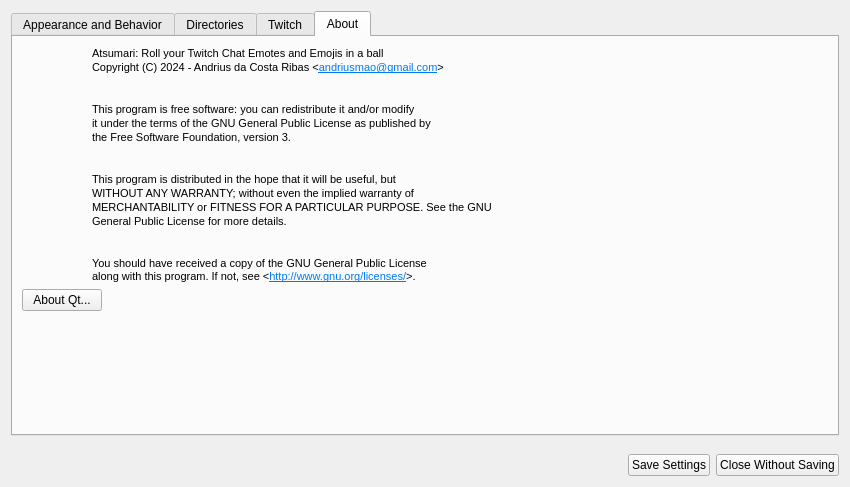
This is setupwidget.ui in xiluembo/atsumari as Qt 5 draws it before an edit. The edited form follows.
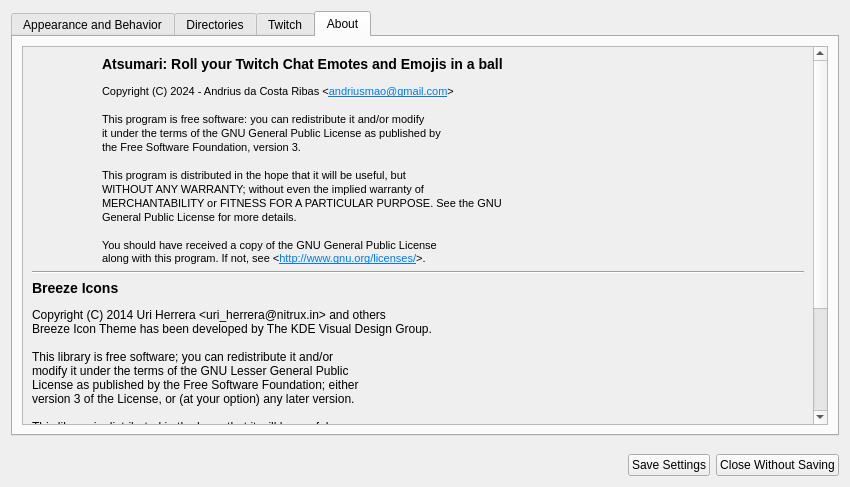
This is the edited form. The open tabs and pages were chosen to show the change. Icons and pictures are not drawn.

Commit message: Add button and tab icons. On Windows also add precompiled breeze icons. Add Breeze Icons to "About" tab, and also fix remaining references to application icon.

Patch:
```diff
--- a/setupwidget.ui
+++ b/setupwidget.ui
@@ -706,6 +706,24 @@
       </attribute>
       <layout class="QVBoxLayout" name="verticalLayout_7">
        <item>
+        <widget class="QScrollArea" name="scrollArea">
+         <property name="sizeAdjustPolicy">
+          <enum>QAbstractScrollArea::SizeAdjustPolicy::AdjustToContents</enum>
+         </property>
+         <property name="widgetResizable">
+          <bool>true</bool>
+         </property>
+         <widget class="QWidget" name="scrollAreaWidgetContents">
+          <property name="geometry">
+           <rect>
+            <x>0</x>
+            <y>0</y>
+            <width>794</width>
+            <height>603</height>
+           </rect>
+          </property>
+          <layout class="QVBoxLayout" name="verticalLayout_8">
+           <item>
         <layout class="QHBoxLayout" name="horizontalLayout_12">
          <item alignment="Qt::AlignmentFlag::AlignTop">
           <widget class="QLabel" name="label_6">
@@ -733,14 +751,51 @@
           </widget>
          </item>
          <item>
-          <widget class="QLabel" name="label_5">
+              <widget class="QLabel" name="lblAtsuLicense">
+               <property name="sizePolicy">
+                <sizepolicy hsizetype="Preferred" vsizetype="Preferred">
+                 <horstretch>0</horstretch>
+                 <verstretch>0</verstretch>
+                </sizepolicy>
+               </property>
            <property name="text">
-            <string>&lt;html&gt;&lt;head/&gt;&lt;body&gt;&lt;p&gt;&lt;span style=&quot; font-size:8pt;&quot;&gt;Atsumari: Roll your Twitch Chat Emotes and Emojis in a ball&lt;/span&gt;&lt;br/&gt;&lt;span style=&quot; font-size:8pt;&quot;&gt;Copyright (C) 2024 - Andrius da Costa Ribas &amp;lt;&lt;/span&gt;&lt;a href=&quot;mailto:andriusmao@gmail.com&quot;&gt;&lt;span style=&quot; font-size:8pt; text-decoration: underline; color:#007af4;&quot;&gt;andriusmao@gmail.com&lt;/span&gt;&lt;/a&gt;&lt;span style=&quot; font-size:8pt;&quot;&gt;&amp;gt;&lt;/span&gt;&lt;br/&gt;&lt;span style=&quot; font-size:8pt;&quot;&gt;&lt;br/&gt;&lt;/span&gt;&lt;br/&gt;&lt;span style=&quot; font-size:8pt;&quot;&gt;This program is free software: you can redistribute it and/or modify&lt;/span&gt;&lt;br/&gt;&lt;span style=&quot; font-size:8pt;&quot;&gt;it under the terms of the GNU General Public License as published by&lt;/span&gt;&lt;br/&gt;&lt;span style=&quot; font-size:8pt;&quot;&gt;the Free Software Foundation, version 3.&lt;/span&gt;&lt;br/&gt;&lt;span style=&quot; font-size:8pt;&quot;&gt;&lt;br/&gt;&lt;/span&gt;&lt;br/&gt;&lt;span style=&quot; font-size:8pt;&quot;&gt;This program is distributed in the hope that it will be useful, but&lt;/span&gt;&lt;br/&gt;&lt;span style=&quot; font-size:8pt;&quot;&gt;WITHOUT ANY WARRANTY; without even the implied warranty of&lt;/span&gt;&lt;br/&gt;&lt;span style=&quot; font-size:8pt;&quot;&gt;MERCHANTABILITY or FITNESS FOR A PARTICULAR PURPOSE. See the GNU&lt;/span&gt;&lt;br/&gt;&lt;span style=&quot; font-size:8pt;&quot;&gt;General Public License for more details.&lt;/span&gt;&lt;br/&gt;&lt;span style=&quot; font-size:8pt;&quot;&gt;&lt;br/&gt;&lt;/span&gt;&lt;br/&gt;&lt;span style=&quot; font-size:8pt;&quot;&gt;You should have received a copy of the GNU General Public License&lt;/span&gt;&lt;br/&gt;&lt;span style=&quot; font-size:8pt;&quot;&gt;along with this program. If not, see &amp;lt;&lt;/span&gt;&lt;a href=&quot;http://www.gnu.org/licenses/&quot;&gt;&lt;span style=&quot; font-size:8pt; text-decoration: underline; color:#007af4;&quot;&gt;http://www.gnu.org/licenses/&lt;/span&gt;&lt;/a&gt;&lt;span style=&quot; font-size:8pt;&quot;&gt;&amp;gt;.&lt;/span&gt;&lt;/p&gt;&lt;/body&gt;&lt;/html&gt;</string>
+                <string>&lt;html&gt;&lt;head/&gt;&lt;body&gt;&lt;h3 style=&quot; margin-top:14px; margin-bottom:12px; margin-left:0px; margin-right:0px; -qt-block-indent:0; text-indent:0px;&quot;&gt;&lt;span style=&quot; font-size:8pt; font-weight:700;&quot;&gt;Atsumari: Roll your Twitch Chat Emotes and Emojis in a ball&lt;/span&gt;&lt;/h3&gt;&lt;p&gt;&lt;span style=&quot; font-size:8pt;&quot;&gt;Copyright (C) 2024 - Andrius da Costa Ribas &amp;lt;&lt;/span&gt;&lt;a href=&quot;mailto:andriusmao@gmail.com&quot;&gt;&lt;span style=&quot; font-size:8pt; text-decoration: underline; color:#007af4;&quot;&gt;andriusmao@gmail.com&lt;/span&gt;&lt;/a&gt;&lt;span style=&quot; font-size:8pt;&quot;&gt;&amp;gt;&lt;/span&gt;&lt;br/&gt;&lt;br/&gt;&lt;span style=&quot; font-size:8pt;&quot;&gt;This program is free software: you can redistribute it and/or modify&lt;/span&gt;&lt;br/&gt;&lt;span style=&quot; font-size:8pt;&quot;&gt;it under the terms of the GNU General Public License as published by&lt;/span&gt;&lt;br/&gt;&lt;span style=&quot; font-size:8pt;&quot;&gt;the Free Software Foundation, version 3.&lt;/span&gt;&lt;br/&gt;&lt;br/&gt;&lt;span style=&quot; font-size:8pt;&quot;&gt;This program is distributed in the hope that it will be useful, but&lt;/span&gt;&lt;br/&gt;&lt;span style=&quot; font-size:8pt;&quot;&gt;WITHOUT ANY WARRANTY; without even the implied warranty of&lt;/span&gt;&lt;br/&gt;&lt;span style=&quot; font-size:8pt;&quot;&gt;MERCHANTABILITY or FITNESS FOR A PARTICULAR PURPOSE. See the GNU&lt;/span&gt;&lt;br/&gt;&lt;span style=&quot; font-size:8pt;&quot;&gt;General Public License for more details.&lt;/span&gt;&lt;br/&gt;&lt;br/&gt;&lt;span style=&quot; font-size:8pt;&quot;&gt;You should have received a copy of the GNU General Public License&lt;/span&gt;&lt;br/&gt;&lt;span style=&quot; font-size:8pt;&quot;&gt;along with this program. If not, see &amp;lt;&lt;/span&gt;&lt;a href=&quot;http://www.gnu.org/licenses/&quot;&gt;&lt;span style=&quot; font-size:8pt; text-decoration: underline; color:#007af4;&quot;&gt;http://www.gnu.org/licenses/&lt;/span&gt;&lt;/a&gt;&lt;span style=&quot; font-size:8pt;&quot;&gt;&amp;gt;.&lt;/span&gt;&lt;/p&gt;&lt;/body&gt;&lt;/html&gt;</string>
            </property>
           </widget>
          </item>
         </layout>
        </item>
+           <item>
+            <widget class="Line" name="line_2">
+             <property name="orientation">
+              <enum>Qt::Orientation::Horizontal</enum>
+             </property>
+            </widget>
+           </item>
+           <item>
+            <layout class="QHBoxLayout" name="horizontalLayout_13">
+             <item>
+              <widget class="QLabel" name="lblBreezeLicense">
+               <property name="sizePolicy">
+                <sizepolicy hsizetype="Preferred" vsizetype="Preferred">
+                 <horstretch>0</horstretch>
+                 <verstretch>0</verstretch>
+                </sizepolicy>
+               </property>
+               <property name="text">
+                <string>&lt;html&gt;&lt;head/&gt;&lt;body&gt;&lt;h3 style=&quot; margin-top:14px; margin-bottom:12px; margin-left:0px; margin-right:0px; -qt-block-indent:0; text-indent:0px;&quot;&gt;&lt;span style=&quot; font-size:8pt; font-weight:700;&quot;&gt;Breeze Icons&lt;/span&gt;&lt;/h3&gt;&lt;p&gt;Copyright (C) 2014 Uri Herrera &amp;lt;uri_herrera@nitrux.in&amp;gt; and others&lt;br/&gt;Breeze Icon Theme has been developed by The KDE Visual Design Group.&lt;br/&gt;&lt;br/&gt;This library is free software; you can redistribute it and/or&lt;br/&gt;modify it under the terms of the GNU Lesser General Public&lt;br/&gt;License as published by the Free Software Foundation; either&lt;br/&gt;version 3 of the License, or (at your option) any later version.&lt;br/&gt;&lt;br/&gt;This library is distributed in the hope that it will be useful,&lt;br/&gt;but WITHOUT ANY WARRANTY; without even the implied warranty of&lt;br/&gt;MERCHANTABILITY or FITNESS FOR A PARTICULAR PURPOSE. See the GNU&lt;br/&gt;Lesser General Public License for more details.&lt;br/&gt;&lt;br/&gt;You should have received a copy of the GNU Lesser General Public&lt;br/&gt;License along with this library. If not, see &amp;lt;&lt;a href=&quot;http://www.gnu.org/licenses/&quot;&gt;&lt;span style=&quot; font-size:8pt; text-decoration: underline; color:#007af4;&quot;&gt;http://www.gnu.org/licenses/&lt;/span&gt;&lt;/a&gt;&amp;gt;.&lt;br/&gt;&lt;/p&gt;&lt;/body&gt;&lt;/html&gt;</string>
+               </property>
+              </widget>
+             </item>
+            </layout>
+           </item>
+           <item>
+            <widget class="Line" name="line">
+             <property name="orientation">
+              <enum>Qt::Orientation::Horizontal</enum>
+             </property>
+            </widget>
+           </item>
        <item>
         <layout class="QHBoxLayout" name="horizontalLayout_11">
          <item>
@@ -765,18 +820,9 @@
          </item>
         </layout>
        </item>
-       <item>
-        <spacer name="verticalSpacer_3">
-         <property name="orientation">
-          <enum>Qt::Orientation::Vertical</enum>
-         </property>
-         <property name="sizeHint" stdset="0">
-          <size>
-           <width>20</width>
-           <height>40</height>
-          </size>
-         </property>
-        </spacer>
+          </layout>
+         </widget>
+        </widget>
        </item>
       </layout>
      </widget>
```
Left out of the diff: 4 changed lines with no effect on the pictures. Lines whose indentation alone changed are shown as unchanged. The commit also changes 9 other files.
